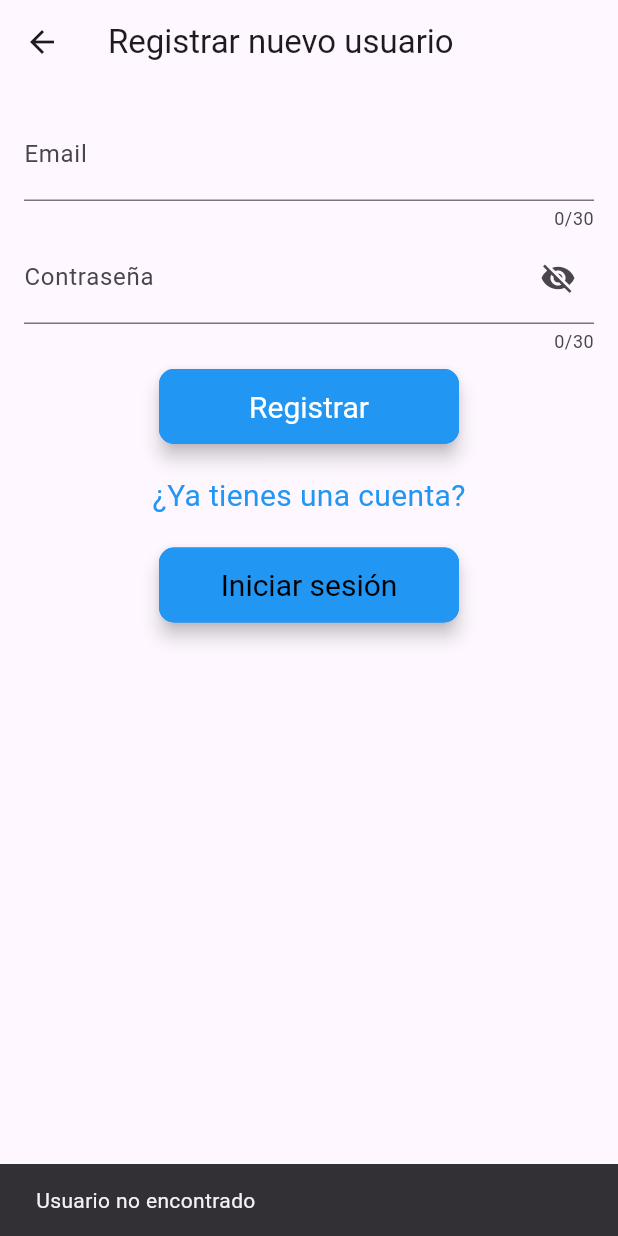
After one commit to victoMR/Contador_con_flutter, a Flutter app: the screen it shows after launch, after a tap on "Login", after a tap on "Regístrate", on a phone screen of 412 x 824 dp. The commit adds this screen. Run offline on Flutter 3.47's test engine with Material 3 defaults, Android fonts, the phone set to English and light mode, and no system bars; our stand-ins replace firebase_auth, firebase_core; accounts and stored records are empty; network calls fail.

Commit message:
google mail auth

```diff
--- a/lib/main.dart
+++ b/lib/main.dart
@@ -1,8 +1,16 @@
 import 'package:flutter/material.dart';
+import 'package:flutter_app_2/firebase_options.dart';
+import 'package:flutter_app_2/pages/homeOk_page.dart';
 import 'package:flutter_app_2/pages/login_page.dart';
+import 'package:flutter_app_2/pages/register_page.dart';
 import 'package:flutter_app_2/pages/resetPassw_page.dart';
+import 'package:firebase_core/firebase_core.dart';
 
-void main() => runApp(const MyApp());
+void main() async {
+  WidgetsFlutterBinding.ensureInitialized();
+  await Firebase.initializeApp(options: DefaultFirebaseOptions.currentPlatform);
+  runApp(const MyApp());
+}
 
 class MyApp extends StatelessWidget {
   const MyApp({super.key});
@@ -16,6 +24,8 @@ class MyApp extends StatelessWidget {
       routes: {
         '/': (context) => const LoginPage(),
         '/reset_password': (context) => const ResetPasswordPage(),
+        '/register': (context) => const RegisterPage(),
+        '/home': (context) => const HomePageOk(),
       },
     );
   }
--- a/lib/pages/login_page.dart
+++ b/lib/pages/login_page.dart
@@ -1,6 +1,48 @@
 import 'package:firebase_auth/firebase_auth.dart';
 import 'package:flutter/material.dart';
-import 'package:flutter_app_2/pages/homeOk_page.dart';
+// import 'package:google_sign_in/google_sign_in.dart';
+
+final TextEditingController _emailController = TextEditingController();
+final TextEditingController _passwordController = TextEditingController();
+
+Future<void> signInWithEmailAndPassword(
+    String email, String password, BuildContext context) async {
+  try {
+    // ignore: unused_local_variable
+    final credential = await FirebaseAuth.instance
+        .signInWithEmailAndPassword(email: email, password: password);
+    // Usuario inició sesión exitosamente, navegar a la página principal
+    // ignore: use_build_context_synchronously
+    Navigator.pushNamed(context, '/home');
+  } on FirebaseAuthException catch (e) {
+    if (e.code == 'user-not-found') {
+      print('No se encontró ningún usuario con ese correo electrónico.');
+    } else if (e.code == 'wrong-password') {
+      print('Contraseña incorrecta para ese usuario.');
+    }
+  }
+}
+
+// Future<UserCredential> signInWithGoogle() async {
+//   // Option 1: Using a `<meta>` Tag (ensure it's in your HTML)
+//   // <meta name="google-signin-client_id" content="YOUR_CLIENT_ID" />
+
+//   // Option 2: Passing clientId During Initialization
+//   final googleSignIn = GoogleSignIn(
+//       clientId:
+//           '52009484379-tq2c1t6jkng2e64t2rnt6nlsk232s2it.apps.googleusercontent.com');
+
+//   final GoogleSignInAccount? googleUser = await googleSignIn.signIn();
+//   final GoogleSignInAuthentication googleAuth =
+//       await googleUser!.authentication;
+
+//   final OAuthCredential credential = GoogleAuthProvider.credential(
+//     accessToken: googleAuth.accessToken,
+//     idToken: googleAuth.idToken,
+//   );
+
+//   return await FirebaseAuth.instance.signInWithCredential(credential);
+// }
 
 class LoginPage extends StatefulWidget {
   const LoginPage({Key? key}) : super(key: key);
@@ -69,7 +111,7 @@ class _ContenidoState extends State<Contenido> {
   @override
   Widget build(BuildContext context) {
     return Padding(
-      padding: const EdgeInsets.symmetric(horizontal: 20),
+      padding: const EdgeInsets.symmetric(horizontal: 30),
       child: Column(
         mainAxisAlignment: MainAxisAlignment.center,
         crossAxisAlignment: CrossAxisAlignment.start,
@@ -148,7 +190,7 @@ class _DatosState extends State<Datos> {
             height: 5,
           ),
           TextFormField(
-            controller: widget.emailController,
+            controller: _emailController,
             keyboardType: TextInputType.emailAddress,
             style: const TextStyle(color: Colors.black, fontSize: 15),
             autofocus: true,
@@ -172,7 +214,7 @@ class _DatosState extends State<Datos> {
             height: 5,
           ),
           const Text(
-            'Password',
+            'Contraseña',
             style: TextStyle(
               color: Colors.black,
               fontWeight: FontWeight.bold,
@@ -183,7 +225,7 @@ class _DatosState extends State<Datos> {
             height: 5,
           ),
           TextFormField(
-            controller: widget.passwordController,
+            controller: _passwordController,
             obscureText: showPass,
             style: const TextStyle(color: Colors.black, fontSize: 15),
             cursorColor: Colors.grey,
@@ -278,24 +320,26 @@ class Botones extends StatelessWidget {
           width: double.infinity,
           height: 50,
           child: ElevatedButton(
-            onPressed: () async {
-              try {
-                var emailController;
-                var passwordController;
-                await FirebaseAuth.instance.signInWithEmailAndPassword(
-                  email: emailController.text,
-                  password: passwordController.text,
-                );
-                // Usuario inició sesión exitosamente, navega a la siguiente pantalla
-                Navigator.pushReplacement(context,
-                    MaterialPageRoute(builder: (context) => HomePageOk()));
-              } catch (e) {
-                // Error al iniciar sesión, muestra un mensaje de error al usuario
-                ScaffoldMessenger.of(context).showSnackBar(const SnackBar(
-                  content: Text(
-                      'Error al iniciar sesión. Por favor, verifica tus credenciales.'),
-                ));
-              }
+            onPressed: () {
+              signInWithEmailAndPassword(
+                  _emailController.text, _passwordController.text, context);
+              ScaffoldMessenger.of(context).showSnackBar(
+                const SnackBar(
+                  content: Text('Iniciando sesión...'),
+                ),
+              );
+              // Si el usuario no existe, muestra un mensaje de error
+              ScaffoldMessenger.of(context).showSnackBar(
+                const SnackBar(
+                  content: Text('Usuario no encontrado'),
+                ),
+              );
+              // Si la contraseña es incorrecta, muestra un mensaje de error
+              ScaffoldMessenger.of(context).showSnackBar(
+                const SnackBar(
+                  content: Text('Contraseña incorrecta'),
+                ),
+              );
             },
             style: ButtonStyle(
               shape: MaterialStateProperty.all<RoundedRectangleBorder>(
@@ -316,9 +360,39 @@ class Botones extends StatelessWidget {
           height: 25,
           width: double.infinity,
         ),
+        Row(
+          mainAxisAlignment: MainAxisAlignment.center,
+          children: [
+            const Text(
+              '¿No tienes una cuenta?',
+              style: TextStyle(
+                color: Color.fromARGB(255, 79, 77, 77),
+                fontWeight: FontWeight.bold,
+              ),
+            ),
+            TextButton(
+              onPressed: () {
+                Navigator.pushNamed(context, '/register');
+              },
+              child: const Text(
+                'Regístrate',
+                style: TextStyle(
+                  color: Color(0xff142047),
+                  fontWeight: FontWeight.bold,
+                ),
+              ),
+            ),
+          ],
+        ),
+        const SizedBox(
+          height: 10,
+          width: double.infinity,
+        ),
         const Text(
-          'Or login with',
-          style: TextStyle(color: Color.fromARGB(255, 79, 77, 77)),
+          'O inicia sesión con:',
+          style: TextStyle(
+              color: Color.fromARGB(255, 90, 90, 90),
+              fontWeight: FontWeight.bold),
         ),
         const SizedBox(
           height: 25,
@@ -328,7 +402,7 @@ class Botones extends StatelessWidget {
           width: double.infinity,
           height: 50,
           child: OutlinedButton(
-            onPressed: () => {},
+            onPressed: () => {/*signInWithGoogle()*/},
             style: ButtonStyle(
               shape: MaterialStateProperty.all<RoundedRectangleBorder>(
                 RoundedRectangleBorder(
@@ -407,7 +481,7 @@ class _Politicas extends StatelessWidget {
             TextButton(
               onPressed: () => {},
               child: const Text(
-                'Terminos y Condiciones',
+                'Términos y Condiciones',
                 style: TextStyle(
                   color: Color.fromARGB(255, 79, 77, 77),
                   fontWeight: FontWeight.bold,
--- /dev/null
+++ b/lib/pages/register_page.dart
@@ -0,0 +1,186 @@
+// Register new user page
+
+import 'package:flutter/material.dart';
+import 'package:firebase_auth/firebase_auth.dart';
+
+class RegisterPage extends StatefulWidget {
+  const RegisterPage({Key? key}) : super(key: key);
+
+  @override
+  _RegisterPageState createState() => _RegisterPageState();
+}
+
+class _RegisterPageState extends State<RegisterPage> {
+  final TextEditingController _emailController = TextEditingController();
+  final TextEditingController _passwordController = TextEditingController();
+  final FirebaseAuth _auth = FirebaseAuth.instance;
+  bool _isPasswordVisible =
+      false; // Added variable to track password visibility
+
+  @override
+  Widget build(BuildContext context) {
+    return Scaffold(
+      appBar: AppBar(
+        title: const Text(
+            'Registrar nuevo usuario'), // Corregí la palabra "Registar"
+      ),
+      body: Padding(
+        padding: const EdgeInsets.all(16.0),
+        child: Column(
+          children: <Widget>[
+            _buildTextField(
+              label: 'Email',
+              controller: _emailController,
+              keyboardType: TextInputType.emailAddress,
+            ),
+            _buildTextField(
+              label:
+                  'Contraseña', // Cambié "Password" a "Contraseña" para mantener el idioma
+              controller: _passwordController,
+              keyboardType: TextInputType.visiblePassword,
+              isPassword: true,
+            ),
+            const SizedBox(height: 10),
+            _buildElevatedButton(context),
+            const SizedBox(height: 20),
+            _buildTextWithStyle('¿Ya tienes una cuenta?', Colors.blue, 20),
+            const SizedBox(height: 20),
+            _buildTextButton(context),
+          ],
+        ),
+      ),
+    );
+  }
+
+  // Método para construir los campos de texto de manera consistente
+  Widget _buildTextField({
+    required String label,
+    required TextEditingController controller,
+    required TextInputType keyboardType,
+    bool isPassword = false,
+  }) {
+    return TextField(
+      style: const TextStyle(fontSize: 20),
+      cursorColor: Colors.blue,
+      cursorHeight: 30,
+      cursorWidth: 3,
+      cursorRadius: const Radius.circular(10),
+      cursorOpacityAnimates: true,
+      keyboardType: keyboardType,
+      textInputAction: TextInputAction.next,
+      controller: controller,
+      decoration: InputDecoration(
+        labelText: label,
+        suffixIcon: isPassword
+            ? IconButton(
+                onPressed: () {
+                  setState(() {
+                    _isPasswordVisible = !_isPasswordVisible;
+                  });
+                },
+                icon: Icon(
+                  _isPasswordVisible ? Icons.visibility : Icons.visibility_off,
+                ),
+              )
+            : null,
+      ),
+      obscureText: isPassword && !_isPasswordVisible,
+      maxLength: 30,
+    );
+  }
+
+  // Método para construir el botón elevado de manera consistente
+  Widget _buildElevatedButton(BuildContext context) {
+    return ElevatedButton(
+      onPressed: () async {
+        try {
+          final UserCredential userCredential =
+              await _auth.createUserWithEmailAndPassword(
+                  email: _emailController.text,
+                  password: _passwordController.text);
+          print(_auth.currentUser!.email);
+          print("User: ${userCredential.user}");
+          final User? user = userCredential.user;
+          ScaffoldMessenger.of(context).showSnackBar(
+            SnackBar(
+              content: Text('Registro exitoso del usuario: ${user!.email}'),
+            ),
+          );
+        } on FirebaseAuthException catch (e) {
+          String errorMessage = 'Algo falló: ${e.message}';
+          if (e.code == 'email-already-in-use') {
+            errorMessage = 'El correo ya está registrado';
+          }
+          ScaffoldMessenger.of(context).showSnackBar(
+            SnackBar(
+              content: Text(errorMessage),
+            ),
+          );
+        }
+      },
+      style: ElevatedButton.styleFrom(
+        primary: Colors.blue,
+        onPrimary: Colors.white,
+        onSurface: Colors.grey,
+        backgroundColor: Colors.blue,
+        shadowColor: Colors.black,
+        elevation: 5,
+        minimumSize: const Size(200, 50),
+        padding: const EdgeInsets.all(10),
+        shape: const RoundedRectangleBorder(
+          borderRadius: BorderRadius.all(Radius.circular(10)),
+        ),
+        side: const BorderSide(
+          width: 2,
+          color: Colors.blue,
+        ),
+        textStyle: const TextStyle(
+          fontSize: 20,
+          color: Colors.white,
+        ),
+      ),
+      child: const Text('Registrar'),
+    );
+  }
+
+  // Método para construir un texto con un estilo específico
+  Widget _buildTextWithStyle(String text, Color color, double fontSize) {
+    return Text(
+      text,
+      style: TextStyle(
+        fontSize: fontSize,
+        color: color,
+      ),
+    );
+  }
+
+  // Método para construir un botón de texto de manera consistente
+  Widget _buildTextButton(BuildContext context) {
+    return TextButton(
+      style: TextButton.styleFrom(
+        primary: Colors.black,
+        onSurface: Colors.grey,
+        backgroundColor: Colors.blue,
+        shadowColor: Colors.black,
+        elevation: 5,
+        minimumSize: const Size(200, 50),
+        padding: const EdgeInsets.all(10),
+        shape: const RoundedRectangleBorder(
+          borderRadius: BorderRadius.all(Radius.circular(10)),
+        ),
+        side: const BorderSide(
+          width: 2,
+          color: Colors.blue,
+        ),
+        textStyle: const TextStyle(
+          fontSize: 20,
+          color: Colors.white, // Cambié el color de blanco a negro
+        ),
+      ),
+      onPressed: () {
+        Navigator.pushNamed(context, '/');
+      },
+      child: const Text('Iniciar sesión'),
+    );
+  }
+}
--- a/pubspec.yaml
+++ b/pubspec.yaml
@@ -13,7 +13,10 @@ dependencies:
   logger: ^2.1.0
   cupertino_icons: ^1.0.2
   firebase_auth: ^4.17.6
+  cloud_firestore: ^4.15.6
   google_sign_in: ^6.2.1
+  firebase_core: ^2.26.0
+  get: ^4.6.6
 
 dev_dependencies:
   flutter_test:
```
Also changed, not shown: lib/pages/firebase_auth.dart (deleted, +0 -51 lines), lib/firebase_options.dart, pubspec.lock, 6 other files.
